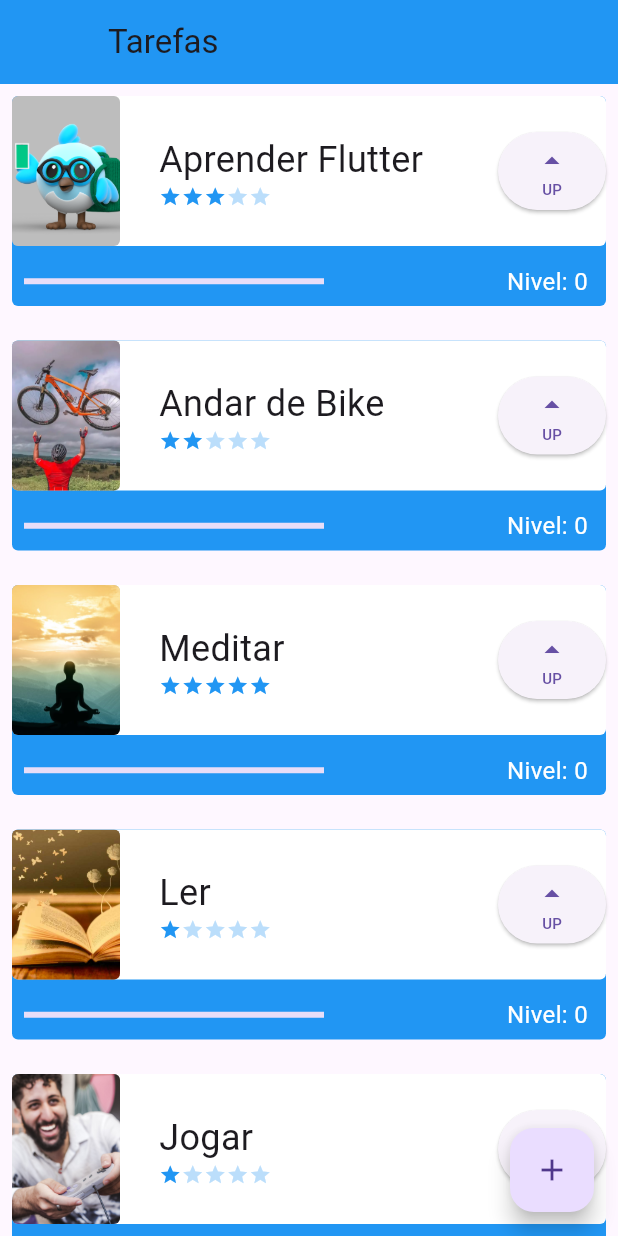
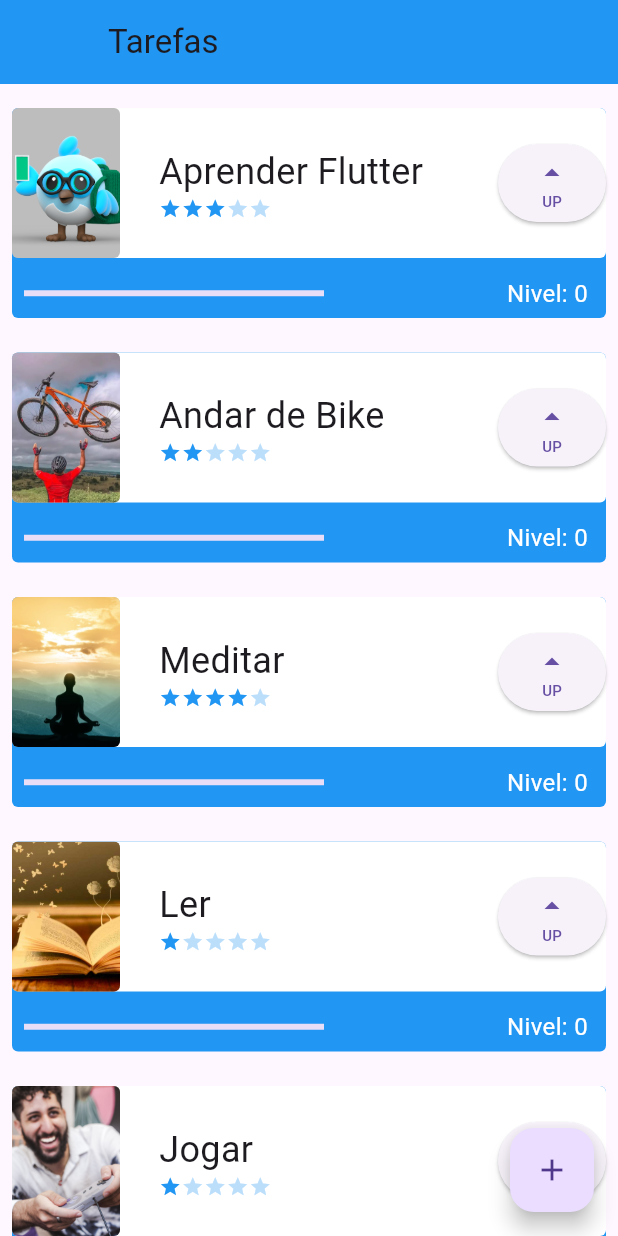
Before and after one commit to Camilla-Alves/tasks, a Flutter app: the screen it shows after launch, on a phone screen of 412 x 824 dp. Run offline on Flutter 3.47's test engine with Material 3 defaults, Android fonts, the phone set to English and light mode, and no system bars.

Commit message:
added tasks

```diff
--- a/lib/components/task.dart
+++ b/lib/components/task.dart
@@ -14,6 +14,13 @@ class Task extends StatefulWidget {
 
 class _TaskState extends State<Task> {
   int nivel = 0;
+
+  bool assetOrNetwork() {
+    if (widget.foto.contains("http")) {
+      return false;
+    }
+    return true;
+  }
 
   @override
   Widget build(BuildContext context) {
@@ -46,10 +53,15 @@ class _TaskState extends State<Task> {
                       height: 100,
                       child: ClipRRect(
                         borderRadius: BorderRadius.circular(4),
-                        child: Image.asset(
-                          widget.foto,
-                          fit: BoxFit.cover,
-                        ),
+                        child: assetOrNetwork()
+                            ? Image.asset(
+                                widget.foto,
+                                fit: BoxFit.cover,
+                              )
+                            : Image.network(
+                                widget.foto,
+                                fit: BoxFit.cover,
+                              ),
                       ),
                     ),
                     Column(
@@ -63,7 +75,9 @@ class _TaskState extends State<Task> {
                               style: const TextStyle(fontSize: 24),
                               overflow: TextOverflow.ellipsis,
                             )),
-                        Difficulty(difficultyLevel: widget.dificuldade,),
+                        Difficulty(
+                          difficultyLevel: widget.dificuldade,
+                        ),
                       ],
                     ),
                     SizedBox(
@@ -79,8 +93,10 @@ class _TaskState extends State<Task> {
                           mainAxisAlignment: MainAxisAlignment.center,
                           crossAxisAlignment: CrossAxisAlignment.center,
                           children: [
-                            Icon(Icons.arrow_drop_up, size: 24), // Ajuste o tamanho do ícone
-                            Text("UP", style: TextStyle(fontSize: 10)), // Reduza um pouco o tamanho do texto
+                            Icon(Icons.arrow_drop_up, size: 24),
+                            // Ajuste o tamanho do ícone
+                            Text("UP", style: TextStyle(fontSize: 10)),
+                            // Reduza um pouco o tamanho do texto
                           ],
                         ),
                       ),
--- /dev/null
+++ b/lib/data/task_inherited.dart
@@ -0,0 +1,33 @@
+import 'package:flutter/material.dart';
+import 'package:nosso_primeiro_projeto/components/task.dart';
+
+class TaskInherited extends InheritedWidget {
+  TaskInherited({
+    super.key,
+    required Widget child,
+  }) : super(child: child);
+
+  final List<Task> taskList = [
+    Task("Aprender Flutter", "assets/images/dash.png", 3),
+    Task("Andar de Bike", "assets/images/bike.webp", 2),
+    Task("Meditar", "assets/images/meditar.jpeg", 4),
+    Task("Ler", "assets/images/livro.jpg", 1),
+    Task("Jogar", "assets/images/jogar.jpg", 1),
+  ];
+
+  void newTask(String name, String photo, int difficulty){
+    taskList.add(Task(name, photo, difficulty));
+  }
+
+  static TaskInherited of(BuildContext context) {
+    final TaskInherited? result =
+        context.dependOnInheritedWidgetOfExactType<TaskInherited>();
+    assert(result != null, 'No TaskInherited found in context');
+    return result!;
+  }
+
+  @override
+  bool updateShouldNotify(TaskInherited old) {
+    return old.taskList.length != taskList.length;
+  }
+}
--- a/lib/main.dart
+++ b/lib/main.dart
@@ -1,4 +1,5 @@
 import 'package:flutter/material.dart';
+import 'package:nosso_primeiro_projeto/data/task_inherited.dart';
 import 'package:nosso_primeiro_projeto/screens/form_screen.dart';
 import 'package:nosso_primeiro_projeto/screens/initial_screen.dart';
 
@@ -17,7 +18,7 @@ class MyApp extends StatelessWidget {
         primarySwatch: Colors.blue,
         useMaterial3: true,
       ),
-      home: const InitialScreen(),
+      home: TaskInherited(child: const InitialScreen()),
     );
   }
 }
--- a/lib/screens/initial_screen.dart
+++ b/lib/screens/initial_screen.dart
@@ -1,5 +1,6 @@
 import 'package:flutter/material.dart';
 import 'package:nosso_primeiro_projeto/components/task.dart';
+import 'package:nosso_primeiro_projeto/data/task_inherited.dart';
 import 'package:nosso_primeiro_projeto/screens/form_screen.dart';
 
 class InitialScreen extends StatefulWidget {
@@ -20,23 +21,15 @@ class _InitialScreenState extends State<InitialScreen> {
       ),
       body: ListView(
         scrollDirection: Axis.vertical,
-        children: const [
-          Task("Aprender Flutter", "assets/images/dash.png", 3),
-          Task("Andar de Bike", "assets/images/bike.webp", 2),
-          Task("Meditar", "assets/images/meditar.jpeg", 5),
-          Task("Ler", "assets/images/livro.jpg", 1),
-          Task("Jogar", "assets/images/jogar.jpg", 1),
-          SizedBox(
-            height: 80,
-          )
-        ],
+        children: TaskInherited.of(context).taskList,
+        padding: EdgeInsets.only(top: 8, bottom: 70),
       ),
       floatingActionButton: FloatingActionButton(
         onPressed: () {
           Navigator.push(
             context,
             MaterialPageRoute(
-              builder: (context) => FormScreen(),
+              builder: (contextNew) => FormScreen(taskContext: context,),
             ),
           );
         },
```
Also changed, not shown: lib/screens/form_screen.dart (+12 -5 lines).
